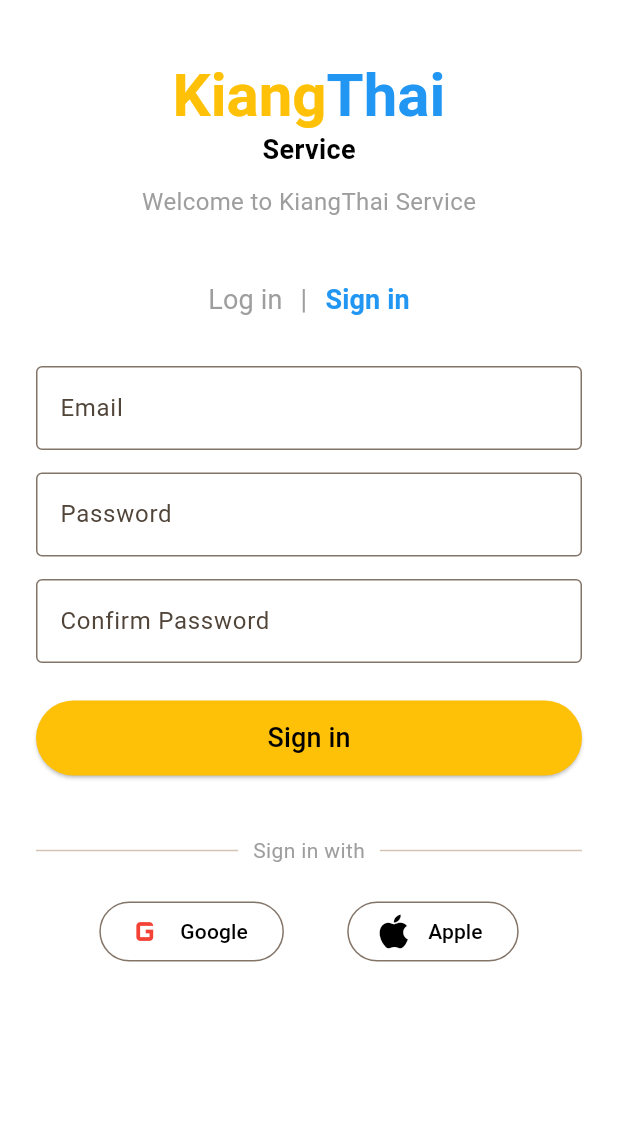
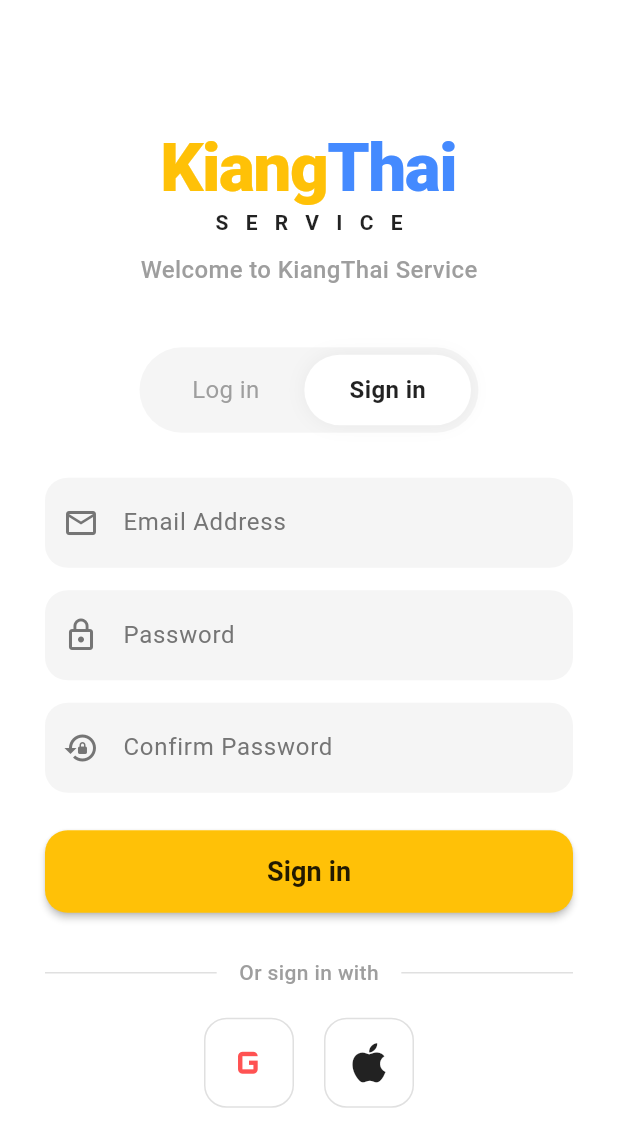
Before and after one commit to TEERAPAT-SUKKASEM/kiangthai_service, a Flutter app: the screen it shows after launch, after a tap on "Sign in", on a phone screen of 412 x 824 dp. Shown: the top 1147 px of the screen. Run offline on Flutter 3.47's test engine with Material 3 defaults, Android fonts, the phone set to English and light mode, and no system bars; our stand-ins replace google_fonts, supabase_flutter; accounts and stored records are empty; Roboto replaces fonts that are missing (Kanit).

Commit message:
Refactor LoginPage layout and improve UI elements for better user experience

```diff
--- a/lib/features/auth/login_page.dart
+++ b/lib/features/auth/login_page.dart
@@ -1,4 +1,5 @@
 import 'package:flutter/material.dart';
+import 'package:cupertino_icons/cupertino_icons.dart'; // เพิ่มไอคอนสวยๆ
 
 class LoginPage extends StatefulWidget {
   const LoginPage({super.key});
@@ -8,7 +9,6 @@
 }
 
 class _LoginPageState extends State<LoginPage> {
-  // ตัวแปรควบคุมว่าตอนนี้เรากำลังโชว์หน้าไหนอยู่
   bool isLogin = true;
   bool isForgotPassword = false;
 
@@ -17,20 +17,23 @@
     return Scaffold(
       backgroundColor: Colors.white,
       body: SafeArea(
+        child: Center(
           child: SingleChildScrollView(
-          // ป้องกันคีย์บอร์ดเด้งมาบังหน้าจอ
-          padding: const EdgeInsets.symmetric(horizontal: 24.0, vertical: 40.0),
+            padding: const EdgeInsets.symmetric(
+              horizontal: 30.0,
+              vertical: 20.0,
+            ),
             child: Column(
+              mainAxisAlignment: MainAxisAlignment.center,
               crossAxisAlignment: CrossAxisAlignment.center,
               children: [
-              // --- 1. โลโก้ KiangThai Service ---
-              Column(
-                children: [
+                // --- 1. โลโก้ KiangThai Service (จัดทรงใหม่ให้ดูแพง) ---
                 RichText(
                   text: const TextSpan(
                     style: TextStyle(
-                        fontSize: 40,
-                        fontWeight: FontWeight.bold,
+                      fontSize: 45,
+                      fontWeight: FontWeight.w900,
+                      letterSpacing: -1.0,
                     ),
                     children: [
                       TextSpan(
@@ -39,68 +42,58 @@
                       ),
                       TextSpan(
                         text: 'Thai',
-                          style: TextStyle(color: Colors.blue),
+                        style: TextStyle(color: Colors.blueAccent),
                       ),
                     ],
                   ),
                 ),
                 const Text(
-                    'Service',
+                  'S E R V I C E',
                   style: TextStyle(
-                      fontSize: 18,
-                      color: Colors.black,
-                      fontWeight: FontWeight.w600,
+                    fontSize: 14,
+                    color: Colors.black87,
+                    fontWeight: FontWeight.bold,
+                    letterSpacing: 4.0,
                   ),
-                  ),
-                ],
                 ),
                 const SizedBox(height: 10),
 
                 // --- 2. ข้อความต้อนรับ ---
-              const Text(
+                Text(
                   "Welcome to KiangThai Service",
-                style: TextStyle(fontSize: 16, color: Colors.grey),
-              ),
-              const SizedBox(height: 30),
-
-              // --- 3. แถบเลือก Log in / Sign in (ซ่อนไว้ถ้าอยู่หน้าลืมรหัส) ---
-              if (!isForgotPassword)
-                Row(
-                  mainAxisAlignment: MainAxisAlignment.center,
-                  children: [
-                    TextButton(
-                      onPressed: () => setState(() => isLogin = true),
-                      child: Text(
-                        'Log in',
                   style: TextStyle(
-                          fontSize: 18,
-                          fontWeight: isLogin
-                              ? FontWeight.bold
-                              : FontWeight.normal,
-                          color: isLogin ? Colors.blue : Colors.grey,
+                    fontSize: 16,
+                    color: Colors.grey.shade500,
+                    fontWeight: FontWeight.w500,
                   ),
                 ),
+                const SizedBox(height: 40),
+
+                // --- 3. แถบเลือก Log in / Sign in แบบโมเดิร์น ---
+                if (!isForgotPassword)
+                  Container(
+                    decoration: BoxDecoration(
+                      color: Colors.grey.shade100,
+                      borderRadius: BorderRadius.circular(30),
                     ),
-                    const Text(
-                      '|',
-                      style: TextStyle(fontSize: 18, color: Colors.grey),
+                    padding: const EdgeInsets.all(5),
+                    child: Row(
+                      mainAxisSize: MainAxisSize.min,
+                      children: [
+                        _buildTabButton(
+                          'Log in',
+                          isLogin,
+                          () => setState(() => isLogin = true),
                         ),
-                    TextButton(
-                      onPressed: () => setState(() => isLogin = false),
-                      child: Text(
-                        'Sign in', // ตรงนี้คือส่วนสมัครสมาชิกตามที่คุณออกแบบ
-                        style: TextStyle(
-                          fontSize: 18,
-                          fontWeight: !isLogin
-                              ? FontWeight.bold
-                              : FontWeight.normal,
-                          color: !isLogin ? Colors.blue : Colors.grey,
-                        ),
-                      ),
+                        _buildTabButton(
+                          'Sign in',
+                          !isLogin,
+                          () => setState(() => isLogin = false),
                         ),
                       ],
                     ),
-              const SizedBox(height: 20),
+                  ),
+                const SizedBox(height: 30),
 
                 // --- 4. แสดงฟอร์มตามสถานะที่เลือก ---
                 if (isForgotPassword)
@@ -113,150 +106,140 @@
             ),
           ),
         ),
+      ),
     );
   }
 
   // ==========================================
-  // ส่วนประกอบย่อย (Widgets) แยกไว้ให้อ่านง่าย
+  // ส่วนประกอบย่อย (Widgets) ที่ตกแต่งใหม่
   // ==========================================
 
-  // ฟอร์มเข้าสู่ระบบ (Log in)
+  // ตัวช่วยสร้างปุ่มสลับ Log in / Sign in
+  Widget _buildTabButton(String title, bool isActive, VoidCallback onTap) {
+    return GestureDetector(
+      onTap: onTap,
+      child: Container(
+        padding: const EdgeInsets.symmetric(horizontal: 30, vertical: 12),
+        decoration: BoxDecoration(
+          color: isActive ? Colors.white : Colors.transparent,
+          borderRadius: BorderRadius.circular(25),
+          boxShadow: isActive
+              ? [
+                  BoxShadow(
+                    color: Colors.black.withOpacity(0.05),
+                    blurRadius: 10,
+                  ),
+                ]
+              : [],
+        ),
+        child: Text(
+          title,
+          style: TextStyle(
+            fontSize: 16,
+            fontWeight: isActive ? FontWeight.bold : FontWeight.normal,
+            color: isActive ? Colors.black87 : Colors.grey,
+          ),
+        ),
+      ),
+    );
+  }
+
+  // ตัวช่วยสร้างรูปแบบช่องกรอก (Modern Text Field)
+  InputDecoration _modernInputDecoration(String label, IconData icon) {
+    return InputDecoration(
+      labelText: label,
+      labelStyle: TextStyle(color: Colors.grey.shade600),
+      prefixIcon: Icon(icon, color: Colors.grey.shade600),
+      filled: true,
+      fillColor: Colors.grey.shade100,
+      contentPadding: const EdgeInsets.symmetric(vertical: 18),
+      border: OutlineInputBorder(
+        borderRadius: BorderRadius.circular(15),
+        borderSide: BorderSide.none,
+      ),
+      focusedBorder: OutlineInputBorder(
+        borderRadius: BorderRadius.circular(15),
+        borderSide: const BorderSide(color: Colors.blueAccent, width: 2),
+      ),
+    );
+  }
+
   Widget _buildLoginForm() {
     return Column(
       children: [
         TextField(
-          decoration: const InputDecoration(
-            labelText: 'Email',
-            border: OutlineInputBorder(),
+          decoration: _modernInputDecoration(
+            'Email Address',
+            Icons.email_outlined,
           ),
         ),
         const SizedBox(height: 15),
         TextField(
           obscureText: true,
-          decoration: const InputDecoration(
-            labelText: 'Password',
-            border: OutlineInputBorder(),
-          ),
+          decoration: _modernInputDecoration('Password', Icons.lock_outline),
         ),
 
-        // ปุ่มลืมรหัสผ่าน
         Align(
           alignment: Alignment.centerRight,
           child: TextButton(
             onPressed: () => setState(() => isForgotPassword = true),
-            child: const Text('Forgot Password?'),
+            child: const Text(
+              'Forgot Password?',
+              style: TextStyle(
+                color: Colors.blueAccent,
+                fontWeight: FontWeight.bold,
+              ),
+            ),
           ),
         ),
 
-        // ปุ่ม Log in
         ElevatedButton(
-          onPressed: () {}, // เดี๋ยวเรามาใส่โค้ดเชื่อมฐานข้อมูลทีหลัง
+          onPressed: () {},
           style: ElevatedButton.styleFrom(
-            minimumSize: const Size(double.infinity, 50),
-            backgroundColor: Colors.blue,
+            minimumSize: const Size(double.infinity, 55),
+            backgroundColor: Colors.blueAccent,
+            shape: RoundedRectangleBorder(
+              borderRadius: BorderRadius.circular(15),
+            ),
+            elevation: 2,
           ),
           child: const Text(
             'Log in',
-            style: TextStyle(fontSize: 18, color: Colors.white),
+            style: TextStyle(
+              fontSize: 18,
+              color: Colors.white,
+              fontWeight: FontWeight.bold,
             ),
           ),
-        const SizedBox(height: 15),
+        ),
+        const SizedBox(height: 30),
 
-        // ปุ่มไปหน้า Sign in (สมัครใหม่)
-        Row(
-          mainAxisAlignment: MainAxisAlignment.center,
-          children: [
-            const Text("Don't have an account?"),
-            TextButton(
-              onPressed: () => setState(() => isLogin = false),
-              child: const Text('Sign in'),
-            ),
-          ],
-        ),
-
-        _buildSocialDivider("Log in with"),
+        _buildSocialDivider("Or log in with"),
         _buildSocialButtons(),
       ],
     );
   }
 
-  // ฟอร์มสมัครสมาชิก (Sign in ตามที่คุณเรียก)
   Widget _buildSignUpForm() {
     return Column(
       children: [
         TextField(
-          decoration: const InputDecoration(
-            labelText: 'Email',
-            border: OutlineInputBorder(),
+          decoration: _modernInputDecoration(
+            'Email Address',
+            Icons.email_outlined,
           ),
         ),
         const SizedBox(height: 15),
         TextField(
           obscureText: true,
-          decoration: const InputDecoration(
-            labelText: 'Password',
-            border: OutlineInputBorder(),
-          ),
+          decoration: _modernInputDecoration('Password', Icons.lock_outline),
         ),
         const SizedBox(height: 15),
         TextField(
           obscureText: true,
-          decoration: const InputDecoration(
-            labelText: 'Confirm Password',
-            border: OutlineInputBorder(),
-          ),
-        ),
-        const SizedBox(height: 25),
-
-        // ปุ่ม Sign in
-        ElevatedButton(
-          onPressed: () {},
-          style: ElevatedButton.styleFrom(
-            minimumSize: const Size(double.infinity, 50),
-            backgroundColor: Colors.amber,
-          ),
-          child: const Text(
-            'Sign in',
-            style: TextStyle(fontSize: 18, color: Colors.black),
-          ),
-        ),
-        const SizedBox(height: 20),
-
-        _buildSocialDivider("Sign in with"),
-        _buildSocialButtons(),
-      ],
-    );
-  }
-
-  // ฟอร์มลืมรหัสผ่าน (Forgot Password)
-  Widget _buildForgotPasswordForm() {
-    return Column(
-      children: [
-        const Text(
-          "Reset Your Password",
-          style: TextStyle(fontSize: 20, fontWeight: FontWeight.bold),
-        ),
-        const SizedBox(height: 20),
-        TextField(
-          decoration: const InputDecoration(
-            labelText: 'Email',
-            border: OutlineInputBorder(),
-          ),
-        ),
-        const SizedBox(height: 15),
-        TextField(
-          obscureText: true,
-          decoration: const InputDecoration(
-            labelText: 'New Password',
-            border: OutlineInputBorder(),
-          ),
-        ),
-        const SizedBox(height: 15),
-        TextField(
-          obscureText: true,
-          decoration: const InputDecoration(
-            labelText: 'Confirm New Password',
-            border: OutlineInputBorder(),
+          decoration: _modernInputDecoration(
+            'Confirm Password',
+            Icons.lock_reset,
           ),
         ),
         const SizedBox(height: 25),
@@ -264,58 +247,141 @@
         ElevatedButton(
           onPressed: () {},
           style: ElevatedButton.styleFrom(
-            minimumSize: const Size(double.infinity, 50),
-            backgroundColor: Colors.blue,
+            minimumSize: const Size(double.infinity, 55),
+            backgroundColor: Colors.amber,
+            shape: RoundedRectangleBorder(
+              borderRadius: BorderRadius.circular(15),
+            ),
+            elevation: 2,
+          ),
+          child: const Text(
+            'Sign in',
+            style: TextStyle(
+              fontSize: 18,
+              color: Colors.black87,
+              fontWeight: FontWeight.bold,
+            ),
+          ),
+        ),
+        const SizedBox(height: 30),
+
+        _buildSocialDivider("Or sign in with"),
+        _buildSocialButtons(),
+      ],
+    );
+  }
+
+  Widget _buildForgotPasswordForm() {
+    return Column(
+      children: [
+        const Icon(
+          Icons.lock_person_outlined,
+          size: 60,
+          color: Colors.blueAccent,
+        ),
+        const SizedBox(height: 10),
+        const Text(
+          "Reset Password",
+          style: TextStyle(fontSize: 24, fontWeight: FontWeight.bold),
+        ),
+        const SizedBox(height: 20),
+        TextField(
+          decoration: _modernInputDecoration(
+            'Email Address',
+            Icons.email_outlined,
+          ),
+        ),
+        const SizedBox(height: 15),
+        TextField(
+          obscureText: true,
+          decoration: _modernInputDecoration(
+            'New Password',
+            Icons.lock_outline,
+          ),
+        ),
+        const SizedBox(height: 15),
+        TextField(
+          obscureText: true,
+          decoration: _modernInputDecoration(
+            'Confirm New Password',
+            Icons.lock_reset,
+          ),
+        ),
+        const SizedBox(height: 25),
+
+        ElevatedButton(
+          onPressed: () {},
+          style: ElevatedButton.styleFrom(
+            minimumSize: const Size(double.infinity, 55),
+            backgroundColor: Colors.blueAccent,
+            shape: RoundedRectangleBorder(
+              borderRadius: BorderRadius.circular(15),
+            ),
           ),
           child: const Text(
             'Reset Password',
-            style: TextStyle(fontSize: 18, color: Colors.white),
+            style: TextStyle(
+              fontSize: 18,
+              color: Colors.white,
+              fontWeight: FontWeight.bold,
             ),
           ),
-        const SizedBox(height: 10),
+        ),
+        const SizedBox(height: 15),
 
-        // ปุ่มกลับไปหน้า Login
         TextButton(
           onPressed: () => setState(() => isForgotPassword = false),
-          child: const Text('Back to Log in'),
+          child: const Text(
+            'Back to Log in',
+            style: TextStyle(color: Colors.grey, fontWeight: FontWeight.bold),
+          ),
         ),
       ],
     );
   }
 
-  // เส้นคั่นพร้อมข้อความตรงกลาง
   Widget _buildSocialDivider(String text) {
     return Padding(
-      padding: const EdgeInsets.symmetric(vertical: 20.0),
+      padding: const EdgeInsets.only(bottom: 20.0),
       child: Row(
         children: [
-          const Expanded(child: Divider()),
+          Expanded(child: Divider(color: Colors.grey.shade300)),
           Padding(
-            padding: const EdgeInsets.symmetric(horizontal: 10),
-            child: Text(text, style: const TextStyle(color: Colors.grey)),
+            padding: const EdgeInsets.symmetric(horizontal: 15),
+            child: Text(
+              text,
+              style: TextStyle(
+                color: Colors.grey.shade500,
+                fontWeight: FontWeight.w500,
               ),
-          const Expanded(child: Divider()),
+            ),
+          ),
+          Expanded(child: Divider(color: Colors.grey.shade300)),
         ],
       ),
     );
   }
 
-  // ปุ่ม Google และ Apple
   Widget _buildSocialButtons() {
     return Row(
-      mainAxisAlignment: MainAxisAlignment.spaceEvenly,
+      mainAxisAlignment: MainAxisAlignment.center,
       children: [
-        OutlinedButton.icon(
-          onPressed: () {},
-          icon: const Icon(Icons.g_mobiledata, size: 30, color: Colors.red),
-          label: const Text('Google', style: TextStyle(color: Colors.black)),
-        ),
-        OutlinedButton.icon(
-          onPressed: () {},
-          icon: const Icon(Icons.apple, size: 30, color: Colors.black),
-          label: const Text('Apple', style: TextStyle(color: Colors.black)),
-        ),
+        _socialIcon(Icons.g_mobiledata, Colors.redAccent),
+        const SizedBox(width: 20),
+        _socialIcon(Icons.apple, Colors.black87),
       ],
     );
   }
+
+  Widget _socialIcon(IconData icon, Color color) {
+    return Container(
+      height: 60,
+      width: 60,
+      decoration: BoxDecoration(
+        border: Border.all(color: Colors.grey.shade300),
+        borderRadius: BorderRadius.circular(15),
+      ),
+      child: Icon(icon, size: 35, color: color),
+    );
   }
+}
```
Lines whose indentation alone changed are shown as unchanged.
